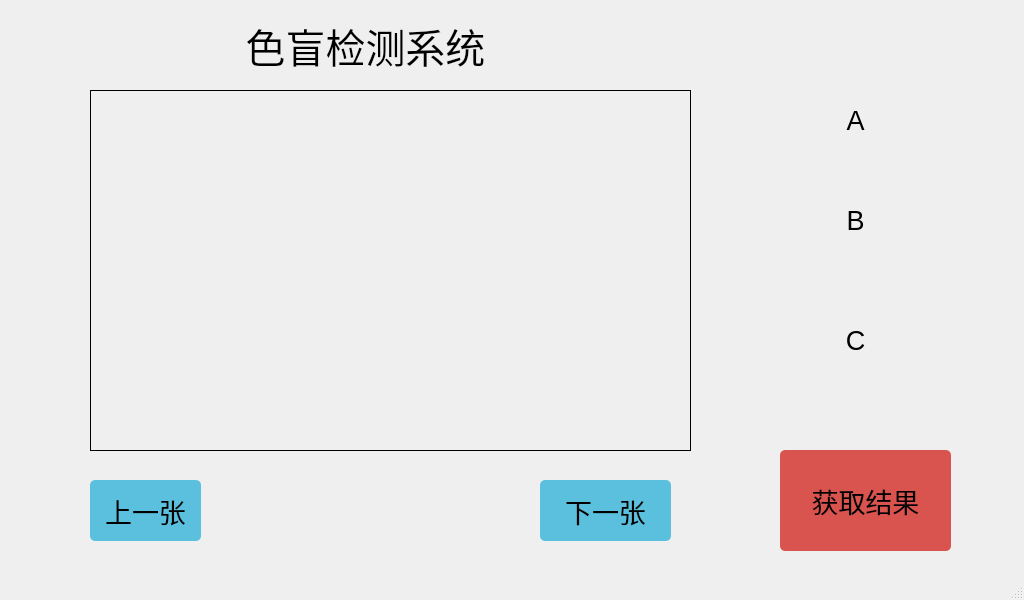
Old version of the form mainwindow.ui in the repository lizhengliang1226/color_blind_detection_system.
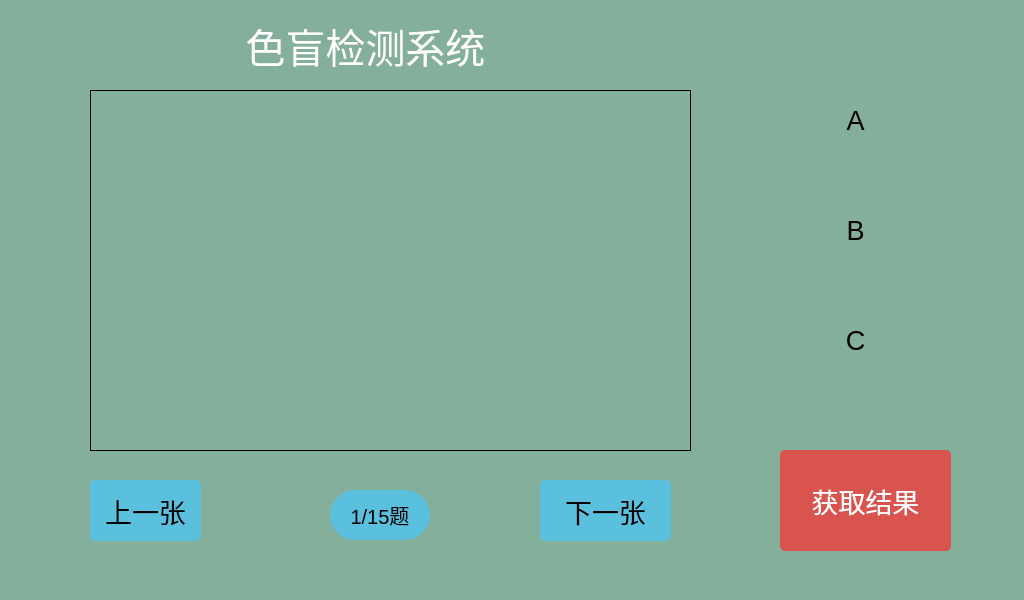
New version of the form. Icons and pictures are not drawn.

```diff
--- a/mainwindow.ui
+++ b/mainwindow.ui
@@ -18,7 +18,18 @@
 {
 border-radius:5px;
 
-}</string>
+}
+QWidget
+{
+background-color: #84AF9B;
+}
+#btn_a:checked,#btn_b:checked,#btn_c:checked
+{
+background-color:rgb(89, 124, 255);border:2px solid #ccc;
+}
+
+
+</string>
   </property>
   <widget class="QWidget" name="centralwidget">
    <widget class="QLabel" name="label">
@@ -35,6 +46,9 @@
       <pointsize>30</pointsize>
      </font>
     </property>
+    <property name="styleSheet">
+     <string notr="true">color:white;</string>
+    </property>
     <property name="text">
      <string>色盲检测系统</string>
     </property>
@@ -101,8 +115,14 @@
      </font>
     </property>
     <property name="styleSheet">
-     <string notr="true">background-color:#d9534f;
-border-radius:5px;</string>
+     <string notr="true">
+#btn_confirm
+{background-color:#d9534f;
+border-radius:5px;
+color:white;
+
+}
+</string>
     </property>
     <property name="text">
      <string>获取结果</string>
@@ -125,6 +145,9 @@
     <property name="text">
      <string>C</string>
     </property>
+    <property name="checkable">
+     <bool>true</bool>
+    </property>
     <attribute name="buttonGroup">
      <string notr="true">answerGroup</string>
     </attribute>
@@ -133,7 +156,7 @@
     <property name="geometry">
      <rect>
       <x>790</x>
-      <y>190</y>
+      <y>200</y>
       <width>131</width>
       <height>61</height>
      </rect>
@@ -149,6 +172,12 @@
     <property name="text">
      <string>B</string>
     </property>
+    <property name="checkable">
+     <bool>true</bool>
+    </property>
+    <property name="checked">
+     <bool>false</bool>
+    </property>
     <attribute name="buttonGroup">
      <string notr="true">answerGroup</string>
     </attribute>
@@ -173,6 +202,9 @@
     <property name="text">
      <string>A</string>
     </property>
+    <property name="checkable">
+     <bool>true</bool>
+    </property>
     <attribute name="buttonGroup">
      <string notr="true">answerGroup</string>
     </attribute>
@@ -196,6 +228,30 @@
      <string/>
     </property>
    </widget>
+   <widget class="QLabel" name="label_show">
+    <property name="geometry">
+     <rect>
+      <x>330</x>
+      <y>490</y>
+      <width>100</width>
+      <height>50</height>
+     </rect>
+    </property>
+    <property name="styleSheet">
+     <string notr="true">font-size:20px;
+border-radius:25px;
+background-color:#5bc0de;</string>
+    </property>
+    <property name="frameShape">
+     <enum>QFrame::Box</enum>
+    </property>
+    <property name="text">
+     <string>1/15题</string>
+    </property>
+    <property name="alignment">
+     <set>Qt::AlignCenter</set>
+    </property>
+   </widget>
   </widget>
   <widget class="QMenuBar" name="menubar">
    <property name="geometry">
```
Left out of the diff: 10 changed lines with no effect on the pictures.
